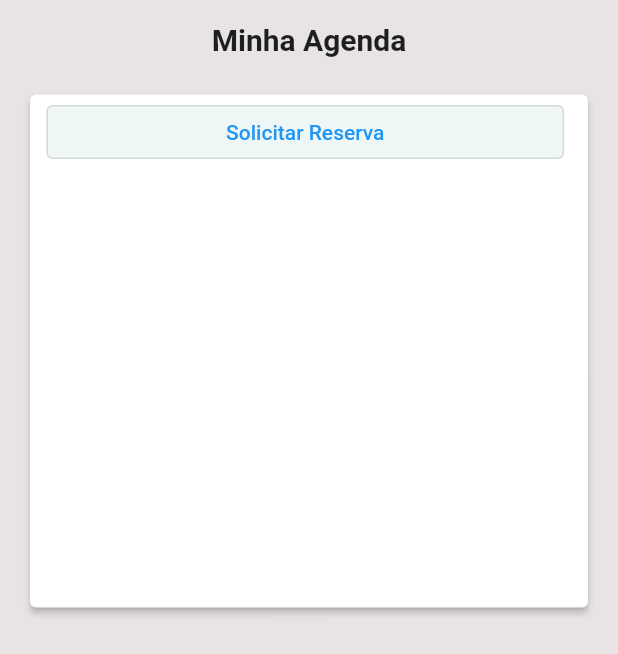
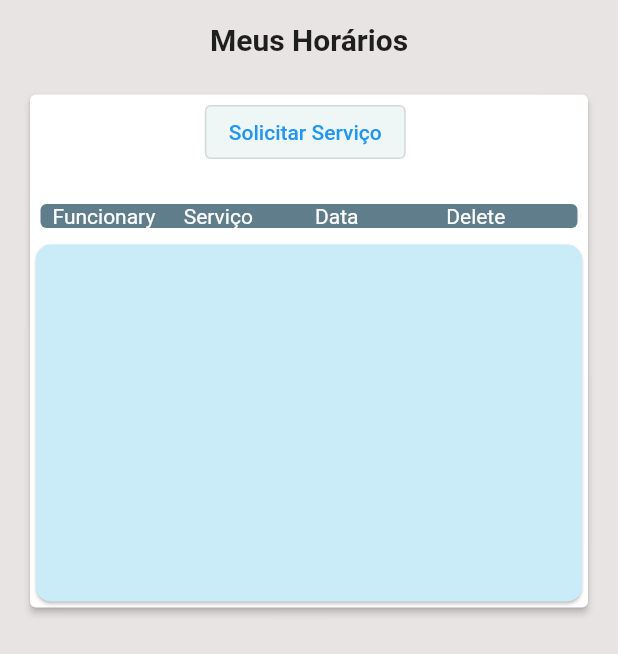
Before and after one commit to viniciusdemoraess/BarberShopControl, a Flutter app: the HomeReserveScreen screen opened directly, on a phone screen of 412 x 824 dp. Shown: the top 654 px of the screen. Run offline on Flutter 3.47's test engine with Material 2 defaults, Android fonts, the light colour scheme and no system bars; our stand-ins replace cloud_firestore, firebase_auth, firebase_core; accounts and stored records are empty.

Commit message:
fix: Finish correction list reserves

```diff
--- a/lib/screens/home_screen/home_reserve.dart
+++ b/lib/screens/home_screen/home_reserve.dart
@@ -23,7 +23,7 @@ class _HomeReserveScreenState extends State<HomeReserveScreen> {
           children: [
             const SizedBox(height: 15),
             const Text(
-              'Minha Agenda',
+              'Meus Horários',
               style: TextStyle(
                 fontSize: 20,
                 fontWeight: FontWeight.bold,
@@ -56,14 +56,14 @@ class _HomeReserveScreenState extends State<HomeReserveScreen> {
                                 borderRadius: const BorderRadius.only(
                                   topLeft: Radius.circular(5.0),
                                   topRight: Radius.circular(5.0),
-                                  bottomLeft: Radius.circular(5.0),
-                                  bottomRight: Radius.circular(5.0),
+                                  // bottomLeft: Radius.circular(5.0),
+                                  // bottomRight: Radius.circular(5.0),
                                 ),
                               ),
                               child: Row(
+                                mainAxisAlignment: MainAxisAlignment.center,
                                 children: [
-                                  Expanded(
-                                    child: OutlinedButton(
+                                  OutlinedButton(
                                       style: OutlinedButton.styleFrom(
                                         primary: Colors.blue,
                                         backgroundColor:
@@ -77,10 +77,39 @@ class _HomeReserveScreenState extends State<HomeReserveScreen> {
                                                         userLocal: userService
                                                             .userLocal)));
                                       },
-                                        child: const Text("Solicitar Reserva")),
-                                  ),
+                                      child: const Text("Solicitar Serviço")),
                                   const SizedBox(width: 5),
                                 ],
+                              ),
+                            ),
+                            Text('${userService.userLocal?.email}'),
+                            // Text('IsAdmin ? ${userService.userLocal?.admin}'),
+                            Padding(
+                              padding: const EdgeInsets.all(
+                                  7.0),
+                              child: Container(
+                                decoration: const BoxDecoration(
+                                  color: Colors.blueGrey,
+                                  borderRadius: BorderRadius.only(
+                                    topRight: Radius.circular(4),
+                                    topLeft: Radius.circular(4),
+                                    bottomLeft:Radius.circular(4) ,
+                                    bottomRight: Radius.circular(4),
+                                  ),
+                                ),
+                                child: Padding(
+                                  padding: const EdgeInsets.only(left: 8.0),
+                                  child: Row(
+                                    mainAxisAlignment:
+                                        MainAxisAlignment.spaceEvenly,
+                                    children: const [
+                                      Expanded(child: Text('Funcionary', style: TextStyle(color: Colors.white),)),
+                                      Expanded(child: Text('Serviço', style: TextStyle(color: Colors.white),)),
+                                      Expanded(child: Text('Data', style: TextStyle(color: Colors.white),)),
+                                      Expanded(child: Text('Delete', style: TextStyle(color: Colors.white),)),
+                                    ],
+                                  ),
+                                ),
                               ),
                             ),
                             Expanded(
--- a/pubspec.yaml
+++ b/pubspec.yaml
@@ -22,6 +22,7 @@ dependencies:
   firebase_auth: ^3.3.16
   provider: ^6.0.3
   consumer: ^2.3.1
+  intl: ^0.17.0
   flutter:
     sdk: flutter
 
```
Also changed, not shown: lib/screens/attendance_screen/attendance_list_screen.dart (+28 -8 lines), pubspec.lock. Lines whose indentation alone changed are shown as unchanged.
